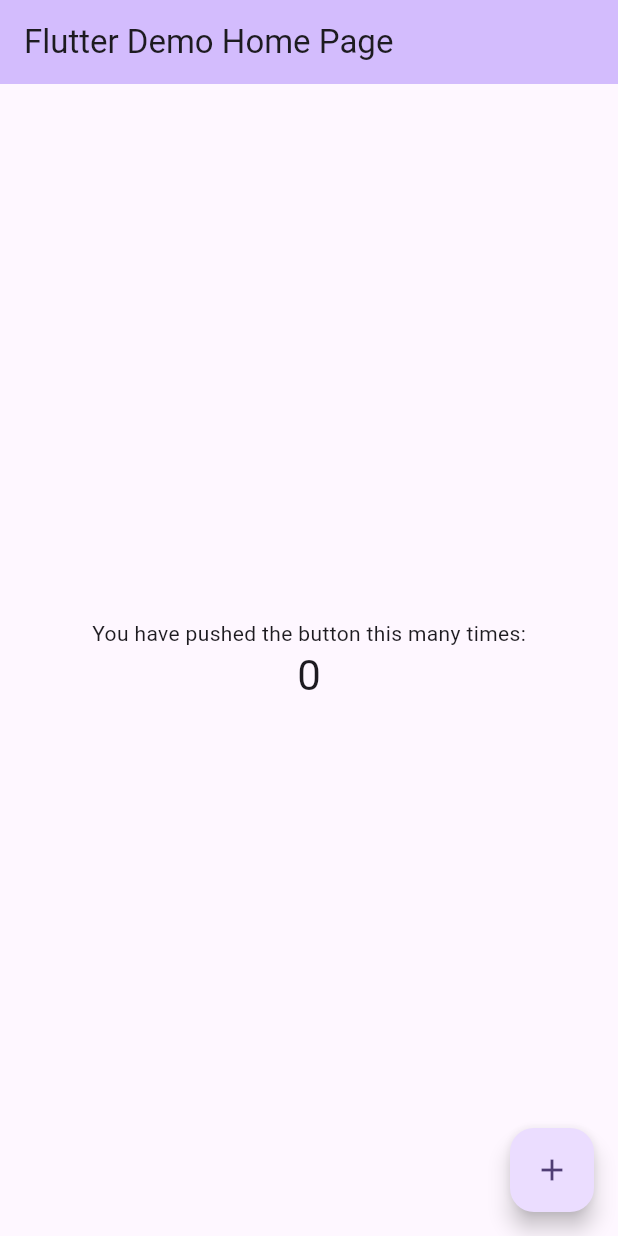
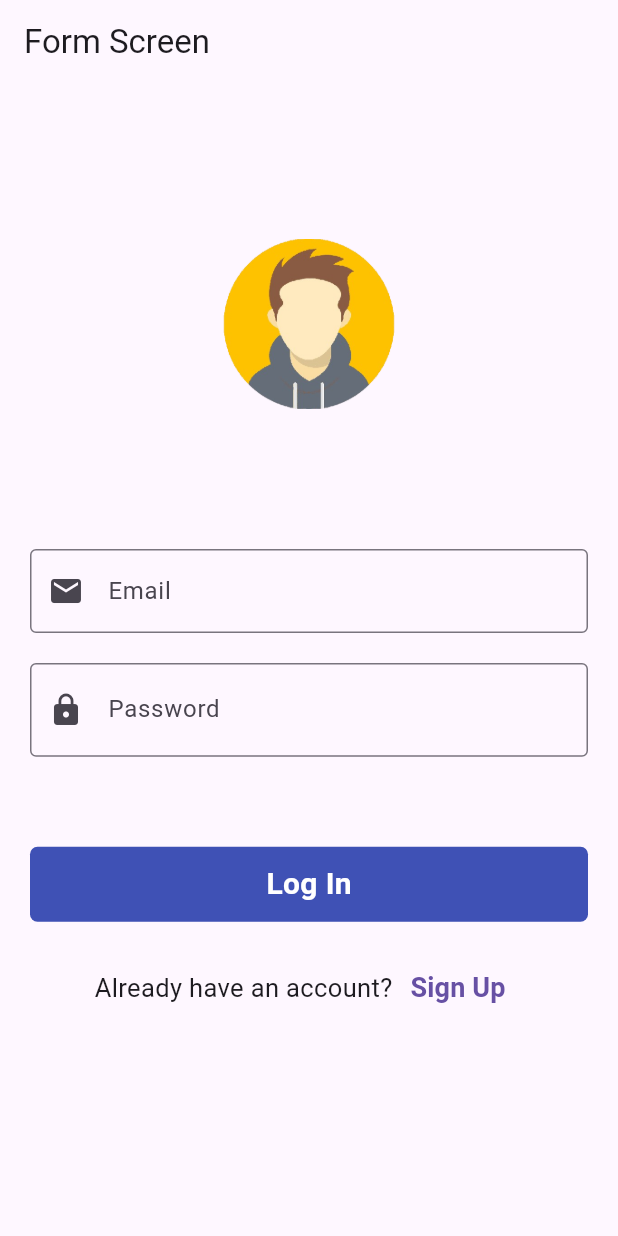
Before and after one commit to raishabsyah24/enterkomputerTest, a Flutter app: the screen it shows after launch, on a phone screen of 412 x 824 dp. Run offline on Flutter 3.47's test engine with Material 3 defaults, Android fonts, the light colour scheme and no system bars.

Commit message:
feat: login

```diff
--- a/lib/extensions/extensions.dart
+++ /dev/null
@@ -1,3 +0,0 @@
-import 'package:enterkomputertest/models/models.dart';
-
-part 'firebase_user_extension.dart';
--- /dev/null
+++ b/lib/form_sccreen.dart
@@ -0,0 +1,144 @@
+import 'package:flutter/material.dart';
+
+class FormScreen extends StatefulWidget {
+  const FormScreen({super.key});
+
+  @override
+  State<FormScreen> createState() => _FormScreenState();
+}
+
+class _FormScreenState extends State<FormScreen> {
+  final _formfield = GlobalKey<FormState>();
+  final emailController = TextEditingController();
+  final passwordController = TextEditingController();
+  bool passToggle = true;
+
+  @override
+  Widget build(BuildContext context) {
+    return Scaffold(
+      appBar: AppBar(
+        title: Text("Form Screen"),
+      ),
+      body: SingleChildScrollView(
+        child: Padding(
+          padding: EdgeInsets.symmetric(horizontal: 20, vertical: 60),
+          child: Form(
+            key: _formfield,
+            child: Column(
+              children: [
+                Image.asset(
+                  "images/avatar.png",
+                  width: 200,
+                  height: 200,
+                ),
+                SizedBox(
+                  height: 50,
+                ),
+                TextFormField(
+                  keyboardType: TextInputType.emailAddress,
+                  controller: emailController,
+                  decoration: InputDecoration(
+                    labelText: "Email",
+                    border: OutlineInputBorder(),
+                    prefixIcon: Icon(Icons.email),
+                  ),
+                  validator: (value) {
+                    bool emailValid = RegExp(
+                            r"^[a-zA-Z0-9.a-zA-Z0-9.!#$%'*+-/=?^_`{|}~]+@[a-zA-z0-9]+\.[a-zA-Z]+")
+                        .hasMatch(value!);
+                    if (value.isEmpty) {
+                      return "Enter Email";
+                    }
+                    if (!emailValid) {
+                      return "Enter Valid Email";
+                    }
+                  },
+                ),
+                SizedBox(
+                  height: 20,
+                ),
+                TextFormField(
+                  keyboardType: TextInputType.emailAddress,
+                  controller: passwordController,
+                  obscureText: passToggle,
+                  decoration: InputDecoration(
+                      labelText: "Password",
+                      border: OutlineInputBorder(),
+                      prefixIcon: Icon(Icons.lock),
+                      suffix: InkWell(
+                        onTap: () {
+                          setState(() {
+                            passToggle = !passToggle;
+                          });
+                        },
+                        child: Icon(passToggle
+                            ? Icons.visibility
+                            : Icons.visibility_off),
+                      )),
+                  validator: (value) {
+                    if (value!.isEmpty) {
+                      return "Enter Password";
+                    } else if (passwordController.text.length < 6) {
+                      return "Password Length Should be more than 6 characters";
+                    }
+                  },
+                ),
+                SizedBox(
+                  height: 60,
+                ),
+                InkWell(
+                  onTap: () {
+                    if (_formfield.currentState!.validate()) {
+                      print("Successs");
+                      emailController.clear();
+                      passwordController.clear();
+                    }
+                  },
+                  child: Container(
+                    height: 50,
+                    decoration: BoxDecoration(
+                      color: Colors.indigo,
+                      borderRadius: BorderRadius.circular(5),
+                    ),
+                    child: Center(
+                      child: Text(
+                        "Log In",
+                        style: TextStyle(
+                          color: Colors.white,
+                          fontSize: 20,
+                          fontWeight: FontWeight.bold,
+                        ),
+                      ),
+                    ),
+                  ),
+                ),
+                SizedBox(
+                  height: 20,
+                ),
+                Row(
+                  mainAxisAlignment: MainAxisAlignment.center,
+                  children: [
+                    Text(
+                      "Already have an account?",
+                      style: TextStyle(fontSize: 17),
+                    ),
+                    TextButton(
+                      onPressed: () {},
+                      child: Text(
+                        "Sign Up",
+                        style: TextStyle(
+                          fontSize: 18,
+                          fontWeight: FontWeight.bold,
+                        ),
+                      ),
+                    ),
+                  ],
+                )
+              ],
+            ),
+          ),
+        ),
+      ),
+    );
+  }
+}
--- a/lib/main.dart
+++ b/lib/main.dart
@@ -1,125 +1,21 @@
+import 'package:enterkomputertest/form_sccreen.dart';
 import 'package:flutter/material.dart';
 
 void main() {
-  runApp(const MyApp());
+  runApp(MyApp());
 }
 
 class MyApp extends StatelessWidget {
   const MyApp({super.key});
 
-  // This widget is the root of your application.
   @override
   Widget build(BuildContext context) {
     return MaterialApp(
-      title: 'Flutter Demo',
+      debugShowCheckedModeBanner: false,
       theme: ThemeData(
-        // This is the theme of your application.
-        //
-        // TRY THIS: Try running your application with "flutter run". You'll see
-        // the application has a purple toolbar. Then, without quitting the app,
-        // try changing the seedColor in the colorScheme below to Colors.green
-        // and then invoke "hot reload" (save your changes or press the "hot
-        // reload" button in a Flutter-supported IDE, or press "r" if you used
-        // the command line to start the app).
-        //
-        // Notice that the counter didn't reset back to zero; the application
-        // state is not lost during the reload. To reset the state, use hot
-        // restart instead.
-        //
-        // This works for code too, not just values: Most code changes can be
-        // tested with just a hot reload.
-        colorScheme: ColorScheme.fromSeed(seedColor: Colors.deepPurple),
-        useMaterial3: true,
+        primarySwatch: Colors.indigo,
       ),
-      home: const MyHomePage(title: 'Flutter Demo Home Page'),
+      home: FormScreen(),
     );
   }
 }
-
-class MyHomePage extends StatefulWidget {
-  const MyHomePage({super.key, required this.title});
-
-  // This widget is the home page of your application. It is stateful, meaning
-  // that it has a State object (defined below) that contains fields that affect
-  // how it looks.
-
-  // This class is the configuration for the state. It holds the values (in this
-  // case the title) provided by the parent (in this case the App widget) and
-  // used by the build method of the State. Fields in a Widget subclass are
-  // always marked "final".
-
-  final String title;
-
-  @override
-  State<MyHomePage> createState() => _MyHomePageState();
-}
-
-class _MyHomePageState extends State<MyHomePage> {
-  int _counter = 0;
-
-  void _incrementCounter() {
-    setState(() {
-      // This call to setState tells the Flutter framework that something has
-      // changed in this State, which causes it to rerun the build method below
-      // so that the display can reflect the updated values. If we changed
-      // _counter without calling setState(), then the build method would not be
-      // called again, and so nothing would appear to happen.
-      _counter++;
-    });
-  }
-
-  @override
-  Widget build(BuildContext context) {
-    // This method is rerun every time setState is called, for instance as done
-    // by the _incrementCounter method above.
-    //
-    // The Flutter framework has been optimized to make rerunning build methods
-    // fast, so that you can just rebuild anything that needs updating rather
-    // than having to individually change instances of widgets.
-    return Scaffold(
-      appBar: AppBar(
-        // TRY THIS: Try changing the color here to a specific color (to
-        // Colors.amber, perhaps?) and trigger a hot reload to see the AppBar
-        // change color while the other colors stay the same.
-        backgroundColor: Theme.of(context).colorScheme.inversePrimary,
-        // Here we take the value from the MyHomePage object that was created by
-        // the App.build method, and use it to set our appbar title.
-        title: Text(widget.title),
-      ),
-      body: Center(
-        // Center is a layout widget. It takes a single child and positions it
-        // in the middle of the parent.
-        child: Column(
-          // Column is also a layout widget. It takes a list of children and
-          // arranges them vertically. By default, it sizes itself to fit its
-          // children horizontally, and tries to be as tall as its parent.
-          //
-          // Column has various properties to control how it sizes itself and
-          // how it positions its children. Here we use mainAxisAlignment to
-          // center the children vertically; the main axis here is the vertical
-          // axis because Columns are vertical (the cross axis would be
-          // horizontal).
-          //
-          // TRY THIS: Invoke "debug painting" (choose the "Toggle Debug Paint"
-          // action in the IDE, or press "p" in the console), to see the
-          // wireframe for each widget.
-          mainAxisAlignment: MainAxisAlignment.center,
-          children: <Widget>[
-            const Text(
-              'You have pushed the button this many times:',
-            ),
-            Text(
-              '$_counter',
-              style: Theme.of(context).textTheme.headlineMedium,
-            ),
-          ],
-        ),
-      ),
-      floatingActionButton: FloatingActionButton(
-        onPressed: _incrementCounter,
-        tooltip: 'Increment',
-        child: const Icon(Icons.add),
-      ), // This trailing comma makes auto-formatting nicer for build methods.
-    );
-  }
-}
--- a/lib/models/models.dart
+++ /dev/null
@@ -1,3 +0,0 @@
-import 'package:equatable/equatable.dart';
-
-part 'user.dart';
--- a/lib/services/services.dart
+++ /dev/null
@@ -1,3 +0,0 @@
-import 'package:firebase_auth/firebase_auth.dart';
-
-part 'auth_services.dart';
--- a/lib/shared/shared.dart
+++ /dev/null
@@ -1 +0,0 @@
-part 'shared_value.dart';
--- a/lib/shared/shared_value.dart
+++ /dev/null
@@ -1,4 +0,0 @@
-part of 'shared.dart';
-
-String api_key = "a2497c8f7339b9e21bdcdcc1cad59b61";
-String imageBaseURL = "https://image.tmdb.org/t/p";
--- a/pubspec.yaml
+++ b/pubspec.yaml
@@ -38,6 +38,7 @@ dependencies:
   firebase_auth: ^5.1.3
   cloud_firestore: ^5.2.0
   equatable: ^2.0.5
+  bloc: ^8.1.4
 
 dev_dependencies:
   flutter_test:
@@ -62,8 +63,8 @@ flutter:
   uses-material-design: true
 
   # To add assets to your application, add an assets section, like this:
-  # assets:
-  #   - images/a_dot_burr.jpeg
+  assets:
+   - images/
   #   - images/a_dot_ham.jpeg
 
   # An image asset can refer to one or more resolution-specific "variants", see
```
Also changed, not shown: lib/extensions/firebase_user_extension.dart (deleted, +0 -13 lines), lib/models/user.dart (deleted, +0 -29 lines), lib/services/auth_services.dart (deleted, +0 -13 lines), images/avatar.png (added), lib/bloc/blocs.dart (deleted), lib/ui/pages/pages.dart (deleted), lib/ui/widgets/widgets.dart (deleted), pubspec.lock, 1 other file.
